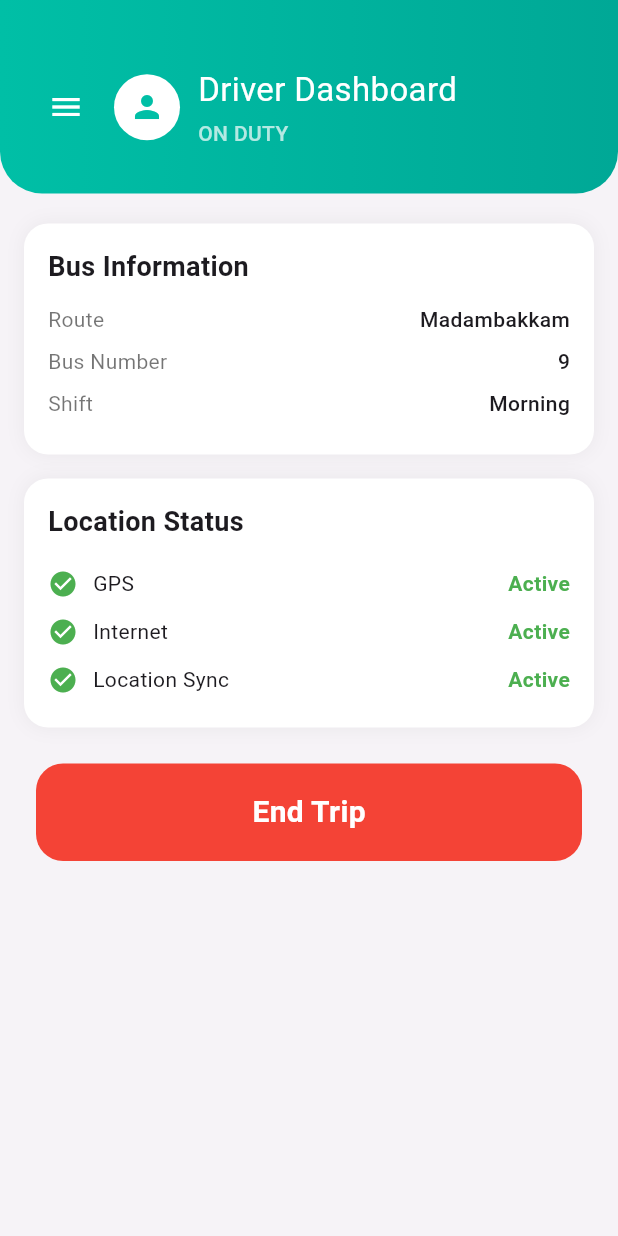
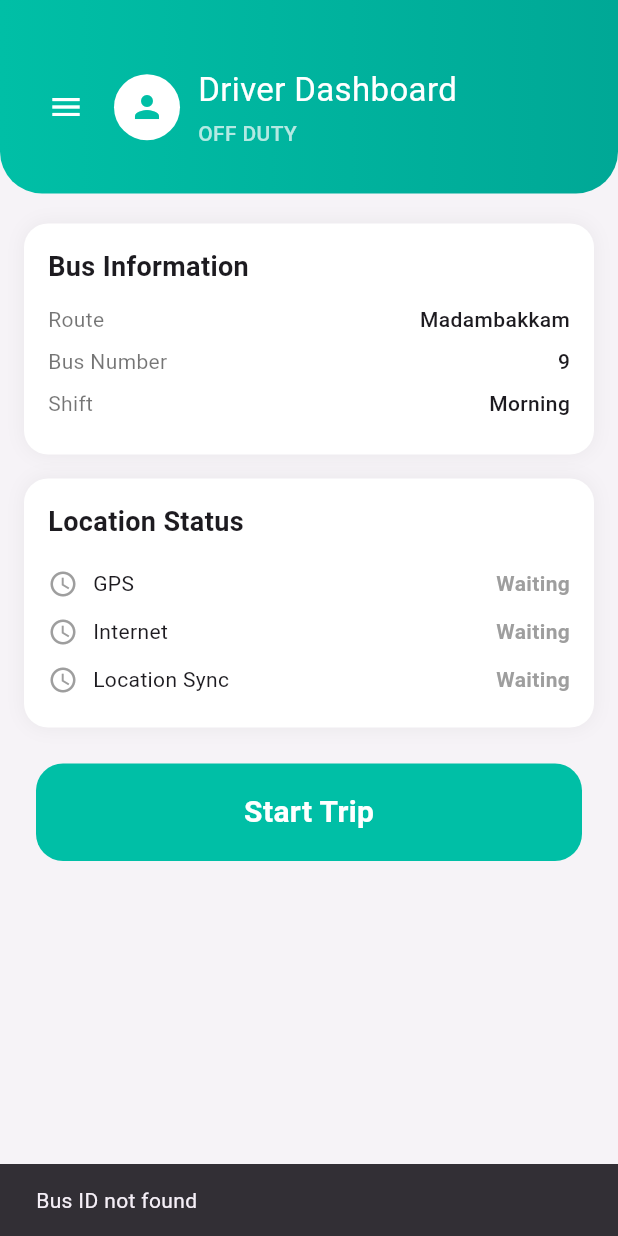
Before and after one commit to veeraworks/flutter_codes, a Flutter app: the DriverHomePage screen opened directly, after a tap on "Start Trip", on a phone screen of 412 x 824 dp. Run offline on Flutter 3.47's test engine with Material 3 defaults, Android fonts, the phone set to English and light mode, and no system bars; our stand-ins replace connectivity_plus, firebase_auth, firebase_core, firebase_database, geolocator, google_maps_flutter and 1 more; accounts and stored records are empty.

Commit message:
Update driver_home_page.dart

```diff
--- a/lib/driver_home_page.dart
+++ b/lib/driver_home_page.dart
@@ -1,6 +1,11 @@
+import 'dart:async';
 import 'package:flutter/material.dart';
 import 'package:geolocator/geolocator.dart';
 import 'package:connectivity_plus/connectivity_plus.dart';
+import 'package:firebase_database/firebase_database.dart';
+import 'package:shared_preferences/shared_preferences.dart';
+import 'temporary_bus_change_page.dart';
+import 'package:shared_preferences/shared_preferences.dart';
 
 import 'driver_profile_page.dart';
 import 'driver_settings_page.dart';
@@ -20,14 +25,29 @@ class _DriverHomePageState extends State<DriverHomePage> {
   bool internetOn = false;
   bool locationSyncOn = false;
 
+  String? busId;
+  StreamSubscription<Position>? positionStream;
+
   @override
   void initState() {
     super.initState();
+    _loadBusId();
     _checkStatuses();
   }
 
+  @override
+  void dispose() {
+    positionStream?.cancel();
+    super.dispose();
+  }
+
+  // ================= LOAD BUS ID =================
+  Future<void> _loadBusId() async {
+    final prefs = await SharedPreferences.getInstance();
+    busId = prefs.getString("busId");
+  }
+
   // ---------------- CHECK GPS / INTERNET ----------------
-
   Future<void> _checkStatuses() async {
     bool gpsEnabled = await Geolocator.isLocationServiceEnabled();
     final connectivity = await Connectivity().checkConnectivity();
@@ -40,11 +60,43 @@ class _DriverHomePageState extends State<DriverHomePage> {
     });
   }
 
+  // ================= START GPS TRACKING =================
+  Future<void> _startLocationUpdates() async {
+    LocationPermission permission = await Geolocator.checkPermission();
+    if (permission == LocationPermission.denied) {
+      permission = await Geolocator.requestPermission();
+    }
+    if (permission == LocationPermission.deniedForever) return;
+
+    positionStream = Geolocator.getPositionStream(
+      locationSettings: const LocationSettings(
+        accuracy: LocationAccuracy.high,
+        distanceFilter: 5,
+      ),
+    ).listen((position) {
+      if (busId == null) return;
+
+      FirebaseDatabase.instance.ref("buses/$busId").set({
+        "lat": position.latitude,
+        "lng": position.longitude,
+        "updatedAt": ServerValue.timestamp,
+      });
+    });
+  }
+
   // ---------------- START / END TRIP ----------------
-
   void _toggleTrip() async {
     await _checkStatuses();
 
+    if (busId == null) {
+      ScaffoldMessenger.of(context).showSnackBar(
+        const SnackBar(content: Text("Bus ID not found")),
+      );
+      return;
+    }
+
+    if (!tripStarted) {
+      // ▶ START TRIP
       if (!gpsOn) {
         ScaffoldMessenger.of(context).showSnackBar(
           const SnackBar(content: Text("Please enable GPS")),
@@ -60,15 +112,38 @@ class _DriverHomePageState extends State<DriverHomePage> {
         return;
       }
 
+      // 🔥 FIREBASE: START TRIP
+      await FirebaseDatabase.instance
+          .ref("busTrips/$busId/status")
+          .set("STARTED");
+
+      // 🔥 START GPS
+      await _startLocationUpdates();
+
       setState(() {
-      tripStarted = !tripStarted;
+        tripStarted = true;
       });
+    } else {
+      // ⏹ END TRIP
+
+      // 🔥 FIREBASE: END TRIP
+      await FirebaseDatabase.instance
+          .ref("busTrips/$busId/status")
+          .set("ENDED");
+
+      // 🔥 STOP GPS
+      await positionStream?.cancel();
+      positionStream = null;
+
+      setState(() {
+        tripStarted = false;
+      });
+    }
 
     await _checkStatuses();
   }
 
   // ---------------- UI ----------------
-
   @override
   Widget build(BuildContext context) {
     return Scaffold(
@@ -79,8 +154,6 @@ class _DriverHomePageState extends State<DriverHomePage> {
         child: ListView(
           padding: EdgeInsets.zero,
           children: [
-
-            // HEADER
             DrawerHeader(
               decoration: const BoxDecoration(
                 color: Color(0xFF00BFA6),
@@ -106,7 +179,6 @@ class _DriverHomePageState extends State<DriverHomePage> {
               ),
             ),
 
-            // PROFILE
             ListTile(
               leading: const Icon(Icons.person),
               title: const Text("Profile"),
@@ -121,7 +193,22 @@ class _DriverHomePageState extends State<DriverHomePage> {
               },
             ),
 
-            // ISSUE REPORTING
+            // TEMPORARY BUS CHANGE
+            ListTile(
+              leading: const Icon(Icons.swap_horiz, color: Colors.orange),
+              title: const Text("Temporary Bus Change"),
+              onTap: () {
+                Navigator.pop(context);
+                Navigator.push(
+                  context,
+                  MaterialPageRoute(
+                    builder: (_) => const TemporaryBusChangePage(),
+                  ),
+                );
+              },
+            ),
+
+
             ListTile(
               leading: const Icon(Icons.report_problem, color: Colors.red),
               title: const Text("Issue Reporting"),
@@ -136,7 +223,6 @@ class _DriverHomePageState extends State<DriverHomePage> {
               },
             ),
 
-            // SETTINGS
             ListTile(
               leading: const Icon(Icons.settings),
               title: const Text("Settings"),
@@ -156,7 +242,6 @@ class _DriverHomePageState extends State<DriverHomePage> {
 
       body: Column(
         children: [
-
           // HEADER
           Container(
             width: double.infinity,
@@ -190,8 +275,7 @@ class _DriverHomePageState extends State<DriverHomePage> {
                   children: [
                     const Text(
                       'Driver Dashboard',
-                      style:
-                      TextStyle(color: Colors.white, fontSize: 22),
+                      style: TextStyle(color: Colors.white, fontSize: 22),
                     ),
                     const SizedBox(height: 4),
                     Text(
@@ -210,7 +294,6 @@ class _DriverHomePageState extends State<DriverHomePage> {
 
           const SizedBox(height: 20),
 
-          // BUS INFO
           _infoCard(
             title: 'Bus Information',
             children: const [
@@ -222,7 +305,6 @@ class _DriverHomePageState extends State<DriverHomePage> {
 
           const SizedBox(height: 16),
 
-          // LOCATION STATUS
           _infoCard(
             title: 'Location Status',
             children: [
@@ -234,7 +316,6 @@ class _DriverHomePageState extends State<DriverHomePage> {
 
           const SizedBox(height: 24),
 
-          // START / END TRIP
           Padding(
             padding: const EdgeInsets.symmetric(horizontal: 24),
             child: GestureDetector(
@@ -244,8 +325,7 @@ class _DriverHomePageState extends State<DriverHomePage> {
                 width: double.infinity,
                 padding: const EdgeInsets.symmetric(vertical: 18),
                 decoration: BoxDecoration(
-                  color:
-                  tripStarted ? Colors.red : const Color(0xFF00BFA6),
+                  color: tripStarted ? Colors.red : const Color(0xFF00BFA6),
                   borderRadius: BorderRadius.circular(18),
                 ),
                 child: Center(
@@ -267,7 +347,6 @@ class _DriverHomePageState extends State<DriverHomePage> {
   }
 
   // ---------------- UI HELPERS ----------------
-
   Widget _infoCard({
     required String title,
     required List<Widget> children,
@@ -289,13 +368,9 @@ class _DriverHomePageState extends State<DriverHomePage> {
         child: Column(
           crossAxisAlignment: CrossAxisAlignment.start,
           children: [
-            Text(
-              title,
-              style: const TextStyle(
-                fontSize: 18,
-                fontWeight: FontWeight.w600,
-              ),
-            ),
+            Text(title,
+                style:
+                const TextStyle(fontSize: 18, fontWeight: FontWeight.w600)),
             const SizedBox(height: 12),
             ...children,
           ],
@@ -364,10 +439,7 @@ class _statusRow extends StatelessWidget {
           Expanded(child: Text(label)),
           Text(
             text,
-            style: TextStyle(
-              color: color,
-              fontWeight: FontWeight.w600,
-            ),
+            style: TextStyle(color: color, fontWeight: FontWeight.w600),
           ),
         ],
       ),
```
Lines whose indentation alone changed are shown as unchanged.
